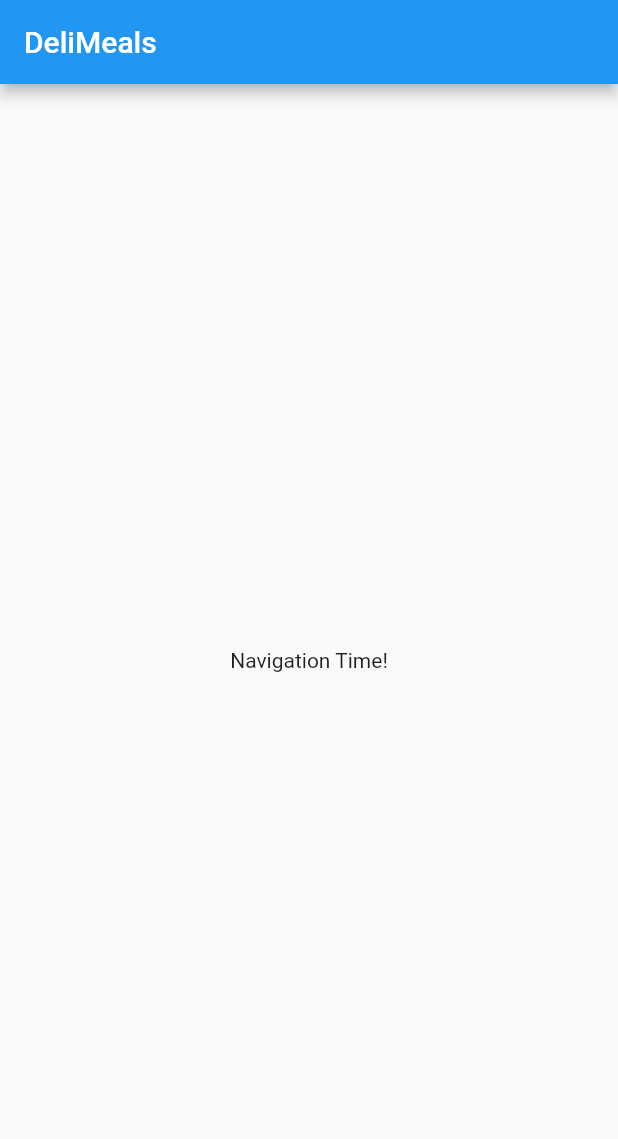
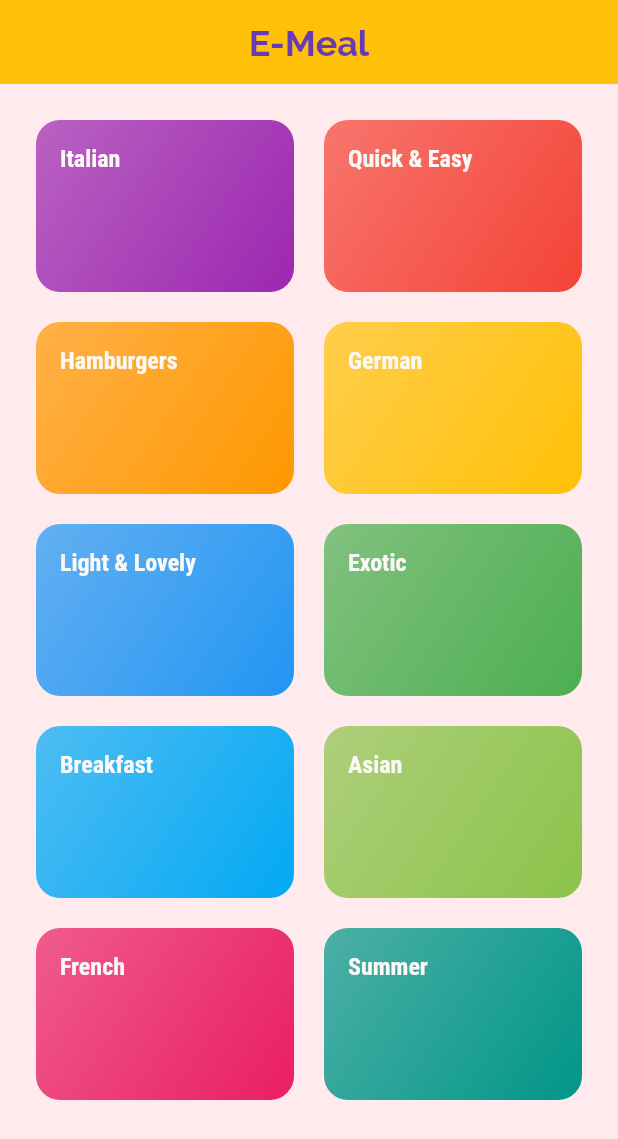
Before and after one commit to gunumdogdu/meals_app, a Flutter app: the screen it shows after launch, on a phone screen of 412 x 824 dp. Shown: the top 1139 px of the screen. Run offline on Flutter 3.47's test engine with Material 2 defaults, Android fonts, the phone set to English and light mode, and no system bars.

Commit message:
assests,models,files,folders,general look

```diff
--- /dev/null
+++ b/lib/categories_screen.dart
@@ -0,0 +1,31 @@
+import 'package:flutter/material.dart';
+import 'dummy_data.dart';
+import 'category_item.dart';
+
+class CategoriesScreen extends StatelessWidget {
+  @override
+  Widget build(BuildContext context) {
+    return Scaffold(
+        appBar: AppBar(
+          title: Text(
+            'E-Meal',
+            style: Theme.of(context).appBarTheme.titleTextStyle,
+          ),
+        ),
+        body: GridView(
+          padding: const EdgeInsets.all(24),
+          gridDelegate: SliverGridDelegateWithMaxCrossAxisExtent(
+            maxCrossAxisExtent: 200,
+            childAspectRatio: 3 / 2,
+            crossAxisSpacing: 20,
+            mainAxisSpacing: 20,
+          ),
+          children: DUMMY_CATEGORIES
+              .map(
+                (catData) =>
+                    CategoryItem(catData.id, catData.title, catData.color),
+              )
+              .toList(),
+        ));
+  }
+}
--- /dev/null
+++ b/lib/category_item.dart
@@ -0,0 +1,42 @@
+import 'package:flutter/material.dart';
+import 'package:flutter_complete_guide/category_meals_screen.dart';
+
+class CategoryItem extends StatelessWidget {
+  final String id;
+  final String title;
+  final Color color;
+
+  CategoryItem(this.id, this.title, this.color);
+  void selectCategory(BuildContext ctx) {
+    Navigator.of(ctx).push(MaterialPageRoute(
+      builder: (_) {
+        return CategoryMealsScreen(id, title);
+      },
+    ));
+  }
+
+  @override
+  Widget build(BuildContext context) {
+    return InkWell(
+      //Gesture detector with a ripple effect, InkWell
+      onTap: () => selectCategory(context),
+      splashColor: Theme.of(context).colorScheme.primary,
+      borderRadius: BorderRadius.circular(16),
+      child: Container(
+        padding: const EdgeInsets.all(16),
+        child: Text(title),
+        decoration: BoxDecoration(
+          gradient: LinearGradient(
+            colors: [
+              color.withOpacity(0.7),
+              color,
+            ],
+            begin: Alignment.topLeft,
+            end: Alignment.bottomRight,
+          ),
+          borderRadius: BorderRadius.circular(16),
+        ),
+      ),
+    );
+  }
+}
--- /dev/null
+++ b/lib/category_meals_screen.dart
@@ -0,0 +1,18 @@
+import 'package:flutter/material.dart';
+
+class CategoryMealsScreen extends StatelessWidget {
+  final String categoryId;
+  final String categoryTitle;
+  CategoryMealsScreen(this.categoryId, this.categoryTitle);
+  @override
+  Widget build(BuildContext context) {
+    return Scaffold(
+      appBar: AppBar(
+        title: Text(categoryTitle),
+      ),
+      body: Center(
+        child: Text('The Recipes for the Category'),
+      ),
+    );
+  }
+}
--- /dev/null
+++ b/lib/dummy_data.dart
@@ -0,0 +1,56 @@
+import 'package:flutter/material.dart';
+
+import './models/category.dart';
+
+const DUMMY_CATEGORIES = const [
+  Category(
+    id: 'c1',
+    title: 'Italian',
+    color: Colors.purple,
+  ),
+  Category(
+    id: 'c2',
+    title: 'Quick & Easy',
+    color: Colors.red,
+  ),
+  Category(
+    id: 'c3',
+    title: 'Hamburgers',
+    color: Colors.orange,
+  ),
+  Category(
+    id: 'c4',
+    title: 'German',
+    color: Colors.amber,
+  ),
+  Category(
+    id: 'c5',
+    title: 'Light & Lovely',
+    color: Colors.blue,
+  ),
+  Category(
+    id: 'c6',
+    title: 'Exotic',
+    color: Colors.green,
+  ),
+  Category(
+    id: 'c7',
+    title: 'Breakfast',
+    color: Colors.lightBlue,
+  ),
+  Category(
+    id: 'c8',
+    title: 'Asian',
+    color: Colors.lightGreen,
+  ),
+  Category(
+    id: 'c9',
+    title: 'French',
+    color: Colors.pink,
+  ),
+  Category(
+    id: 'c10',
+    title: 'Summer',
+    color: Colors.teal,
+  ),
+];
--- a/lib/main.dart
+++ b/lib/main.dart
@@ -1,4 +1,5 @@
 import 'package:flutter/material.dart';
+import 'categories_screen.dart';
 
 void main() => runApp(MyApp());
 
@@ -6,31 +7,59 @@ class MyApp extends StatelessWidget {
   @override
   Widget build(BuildContext context) {
     return MaterialApp(
+      debugShowCheckedModeBanner:
+          false, //REMOVED DEBUG BANNER FOR AEST. PURPOSES
       title: 'DeliMeals',
       theme: ThemeData(
-        primarySwatch: Colors.blue,
+        canvasColor: Colors.red.shade50,
+        fontFamily: 'Raleway',
+        colorScheme: ColorScheme.fromSwatch(
+          primarySwatch: Colors.amber,
+        ).copyWith(
+          secondary: Colors.deepPurple,
+          surface: Colors.grey,
+          error: Colors.red,
+        ),
+        textTheme: ThemeData.light().textTheme.copyWith(
+              bodySmall: TextStyle(
+                color: Colors.grey,
+                fontSize: 14,
+              ),
+              bodyMedium: TextStyle(
+                  color: Color.fromRGBO(250, 249, 246, 1),
+                  fontWeight: FontWeight.bold,
+                  fontSize: 16,
+                  fontFamily: 'RobotoCondensed'),
+              titleLarge: TextStyle(
+                color: Colors.deepPurple,
+                fontWeight: FontWeight.bold,
+                fontSize: 16,
+              ),
+              displayLarge: TextStyle(
+                  fontSize: 22,
+                  fontWeight: FontWeight.w400,
+                  color: Colors.deepPurple),
+            ),
+        appBarTheme: AppBarTheme(
+          titleSpacing: 0,
+          elevation: 0,
+          backgroundColor: Colors.amber,
+          iconTheme: IconThemeData(
+            color: Colors.red,
+          ),
+          actionsIconTheme: IconThemeData(
+            color: Colors.amber,
+          ),
+          //DID NOT UNDERSTAND
+          titleTextStyle: TextStyle(
+              color: Colors.deepPurple,
+              fontFamily: 'Raleway',
+              fontSize: 24,
+              fontWeight: FontWeight.bold),
+          centerTitle: true,
+        ),
       ),
-      home: MyHomePage(),
+      home: CategoriesScreen(),
     );
   }
 }
-
-class MyHomePage extends StatefulWidget {
-    @override
-  _MyHomePageState createState() => _MyHomePageState();
-}
-
-class _MyHomePageState extends State<MyHomePage> {
-
-  @override
-  Widget build(BuildContext context) {
-    return Scaffold(
-      appBar: AppBar(
-        title: Text('DeliMeals'),
-      ),
-      body: Center(
-        child: Text('Navigation Time!'),
-      ),
-    );
-  }
-}
--- /dev/null
+++ b/lib/models/category.dart
@@ -0,0 +1,9 @@
+import 'package:flutter/material.dart';
+
+class Category {
+  final String id;
+  final String title;
+  final Color color;
+  const Category(
+      {this.color = Colors.orange, required this.id, required this.title});
+}
```
Also changed, not shown: pubspec.yaml (+21 -10 lines), assets/fonts/Raleway-Black.ttf (added), assets/fonts/Raleway-Bold.ttf (added), assets/fonts/Raleway-Regular.ttf (added), assets/fonts/RobotoCondensed-Bold.ttf (added), assets/fonts/RobotoCondensed-Italic.ttf (added), assets/fonts/RobotoCondensed-Light.ttf (added), assets/fonts/RobotoCondensed-Regular.ttf (added), pubspec.lock, 1 other file.
